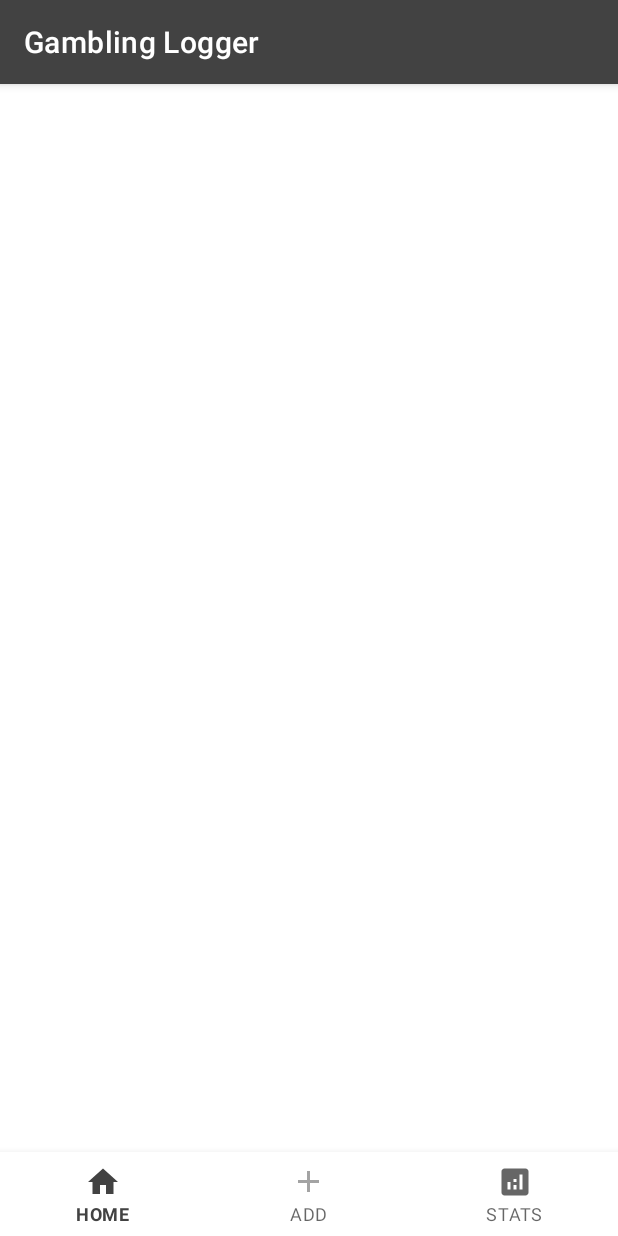
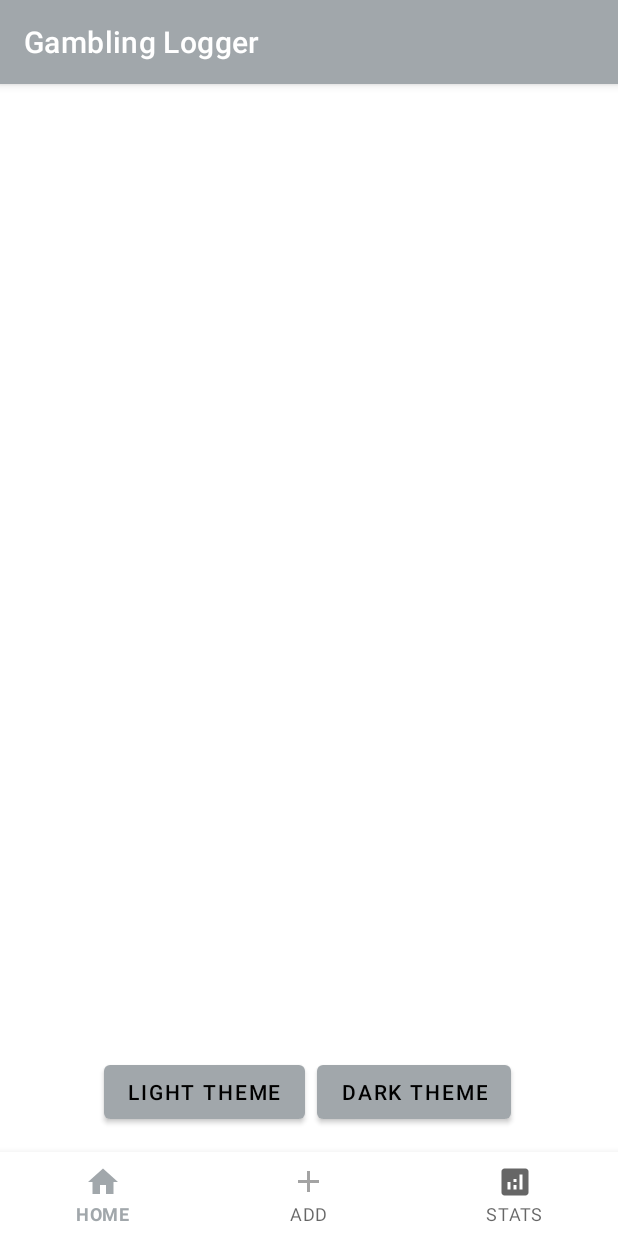
Before and after one commit to jonahmaligaya/jsm34-cs388-001-gambling-logger, an Android app: the screen it shows after launch (MainActivity), on a phone screen of 412 x 824 dp. Run offline under Robolectric (Android 15) with nearby library versions, the phone set to English and light mode, and no system bars; our stand-ins replace Room's generated code; libraries missing offline, so code that uses them is left out: com.github.mikephil.charting.

Commit message:
Added theme changing buttons

```diff
--- a/GamblingLogger/app/src/main/java/com/example/GamblingLogger/MainActivity.kt
+++ b/GamblingLogger/app/src/main/java/com/example/GamblingLogger/MainActivity.kt
@@ -18,6 +18,37 @@ class MainActivity : AppCompatActivity() {
 
         super.onCreate(savedInstanceState)
         setContentView(R.layout.activity_main)
+
+
+
+        val buttonLight: Button = findViewById<Button>(R.id.button_light)
+        val buttonDark: Button = findViewById<Button>(R.id.button_dark)
+
+
+        val PREFS_NAME = "ThemePrefs"
+        val PREFS_KEY_THEME = "Theme_Default"
+
+        val sharedPreferences = getSharedPreferences(PREFS_NAME, MODE_PRIVATE)
+        val selectedTheme = sharedPreferences.getInt(PREFS_KEY_THEME, R.style.Theme_Default)
+
+        // Apply the selected theme before setting the content view
+        setTheme(selectedTheme)
+
+        buttonLight.setOnClickListener { v ->
+            val sharedPreferences = getSharedPreferences(PREFS_NAME, MODE_PRIVATE)
+            val editor = sharedPreferences.edit()
+            editor.putInt(PREFS_KEY_THEME, R.style.Theme_Default)
+            editor.apply()
+            recreate()
+        }
+        buttonDark.setOnClickListener { v ->
+            val sharedPreferences = getSharedPreferences(PREFS_NAME, MODE_PRIVATE)
+            val editor = sharedPreferences.edit()
+            editor.putInt(PREFS_KEY_THEME, R.style.Theme_Dark)
+            editor.apply()
+            recreate()
+        }
+
 
 
         val fragmentManager: FragmentManager = supportFragmentManager
--- a/GamblingLogger/app/src/main/java/com/example/GamblingLogger/WagerDetailActivity.kt
+++ b/GamblingLogger/app/src/main/java/com/example/GamblingLogger/WagerDetailActivity.kt
@@ -23,6 +23,7 @@ class WagerDetailActivity : AppCompatActivity() {
         wagerOddsInput = findViewById(R.id.enter_odds)
         wagerTitleInput = findViewById(R.id.enter_title)
 
+
         findViewById<Button>(R.id.add_wager_button_detail).setOnClickListener{
             val newWagerEntity = Wager(
                 wagerProfitOrLossInput.text.toString(),
--- a/GamblingLogger/app/src/main/res/layout/activity_main.xml
+++ b/GamblingLogger/app/src/main/res/layout/activity_main.xml
@@ -17,7 +17,9 @@
             android:layout_height="match_parent"
             app:layout_constraintEnd_toEndOf="parent"
             app:layout_constraintStart_toStartOf="parent"
-            app:layout_constraintTop_toTopOf="parent" />
+            app:layout_constraintTop_toTopOf="parent" >
+
+        </FrameLayout>
 
 
         <com.google.android.material.bottomnavigation.BottomNavigationView
@@ -25,8 +27,36 @@
             android:layout_width="match_parent"
             android:layout_height="wrap_content"
             android:layout_alignParentBottom="true"
-            app:menu="@menu/bottom_navigation_view" />
+            app:menu="@menu/bottom_navigation_view" >
+        </com.google.android.material.bottomnavigation.BottomNavigationView>
+
     </RelativeLayout>
+    <Button
+        android:id="@+id/button_light"
+        android:layout_width="wrap_content"
+        android:layout_height="wrap_content"
+        android:layout_marginEnd="140dp"
+        android:clickable="true"
+        android:focusable="true"
+        android:text="Light Theme"
+        app:layout_constraintBottom_toBottomOf="parent"
+        app:layout_constraintEnd_toEndOf="parent"
+        app:layout_constraintStart_toStartOf="parent"
+        app:layout_constraintTop_toTopOf="parent"
+        app:layout_constraintVertical_bias="0.9"/>
 
+    <Button
+        android:id="@+id/button_dark"
+        android:layout_width="wrap_content"
+        android:layout_height="wrap_content"
+        android:layout_marginStart="140dp"
+        android:clickable="true"
+        android:focusable="true"
+        android:text="Dark Theme"
+        app:layout_constraintBottom_toBottomOf="parent"
+        app:layout_constraintEnd_toEndOf="parent"
+        app:layout_constraintStart_toStartOf="parent"
+        app:layout_constraintTop_toTopOf="parent"
+        app:layout_constraintVertical_bias="0.9"/>
 
 </androidx.constraintlayout.widget.ConstraintLayout>
--- a/GamblingLogger/app/src/main/res/layout/fragment_stats.xml
+++ b/GamblingLogger/app/src/main/res/layout/fragment_stats.xml
@@ -96,7 +96,6 @@
             android:paddingBottom="8dp"
             android:rotation="270"
             android:text="Dollar Amount"
-            android:textColor="@android:color/black"
             android:textSize="16sp"
             app:layout_constraintBottom_toBottomOf="parent"
             app:layout_constraintEnd_toEndOf="parent"
@@ -110,7 +109,6 @@
             android:layout_centerHorizontal="true"
             android:paddingBottom="8dp"
             android:text="Bets"
-            android:textColor="@android:color/black"
             android:textSize="16sp"
             app:layout_constraintEnd_toEndOf="parent"
             app:layout_constraintStart_toStartOf="parent"
--- a/GamblingLogger/app/src/main/res/values-night/themes.xml
+++ /dev/null
@@ -1,16 +0,0 @@
-<resources xmlns:tools="http://schemas.android.com/tools">
-    <!-- Base application theme. -->
-    <style name="Theme.Default" parent="Theme.MaterialComponents.DayNight.DarkActionBar">
-        <!-- Primary brand color. -->
-        <item name="colorPrimary">@color/purple_200</item>
-        <item name="colorPrimaryVariant">@color/purple_700</item>
-        <item name="colorOnPrimary">@color/black</item>
-        <!-- Secondary brand color. -->
-        <item name="colorSecondary">@color/teal_200</item>
-        <item name="colorSecondaryVariant">@color/teal_200</item>
-        <item name="colorOnSecondary">@color/black</item>
-        <!-- Status bar color. -->
-        <item name="android:statusBarColor" tools:targetApi="l">?attr/colorPrimaryVariant</item>
-        <!-- Customize your theme here. -->
-    </style>
-</resources>
--- a/GamblingLogger/app/src/main/res/values/themes.xml
+++ b/GamblingLogger/app/src/main/res/values/themes.xml
@@ -3,14 +3,28 @@
     <style name="Theme.Default" parent="Theme.MaterialComponents.DayNight.DarkActionBar">
         <!-- Primary brand color. -->
 
-        <item name="colorPrimary">@color/cardview_dark_background</item>
+        <item name="colorPrimary">#A1A7AB</item>
         <item name="colorPrimaryVariant">@color/cardview_dark_background</item>
-        <item name="colorOnPrimary">@color/white</item>
+        <item name="colorOnPrimary">#000000</item>
         <!-- Secondary brand color. -->
-        <item name="colorSecondary">@color/purple_200</item>
         <item name="colorSecondaryVariant">@color/teal_700</item>
         <item name="colorOnSecondary">@color/black</item>
         <item name="android:statusBarColor" tools:targetApi="l">?attr/colorPrimaryVariant</item>
         <!-- Customize your theme here. -->
     </style>
+    <style name="Theme.Dark" parent="Theme.MaterialComponents.DayNight.DarkActionBar">
+        <!-- Primary brand color. -->
+
+        <item name="colorPrimary">@color/white</item>
+        <item name="colorPrimaryVariant">@color/cardview_dark_background</item>
+        <item name="android:textColor">@color/white</item>
+        <item name="android:background">@color/black</item>
+        <item name="colorOnPrimary">@color/black</item>
+        <!-- Secondary brand color. -->
+        <item name="colorSecondary">@color/purple_200</item>
+        <item name="colorSecondaryVariant">@color/teal_700</item>
+        <item name="colorOnSecondary">@color/white</item>
+        <item name="android:statusBarColor" tools:targetApi="l">?attr/colorPrimaryVariant</item>
+        <!-- Customize your theme here. -->
+    </style>
 </resources>
```
Also changed, not shown: GamblingLogger/app/src/main/java/com/example/GamblingLogger/StatsFragment.kt (+5 -4 lines).
